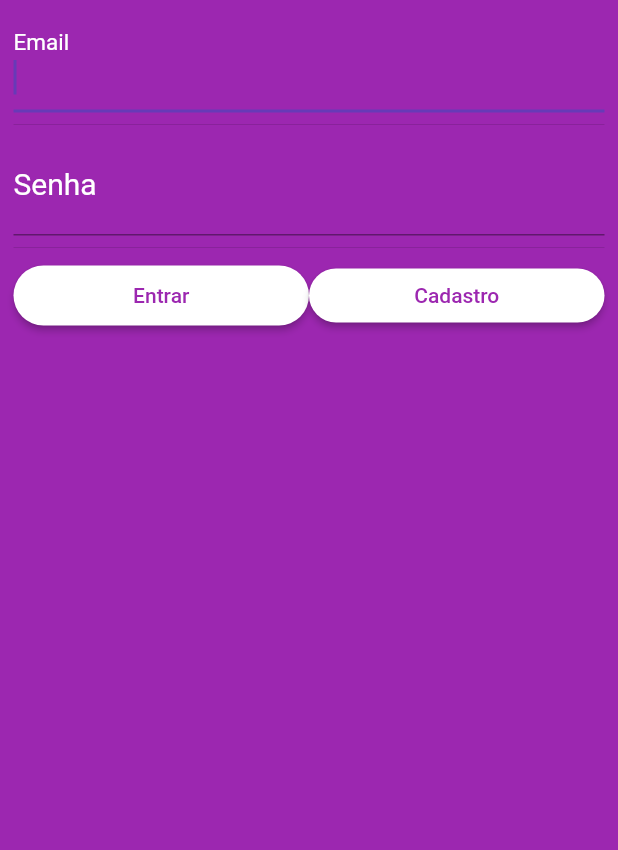
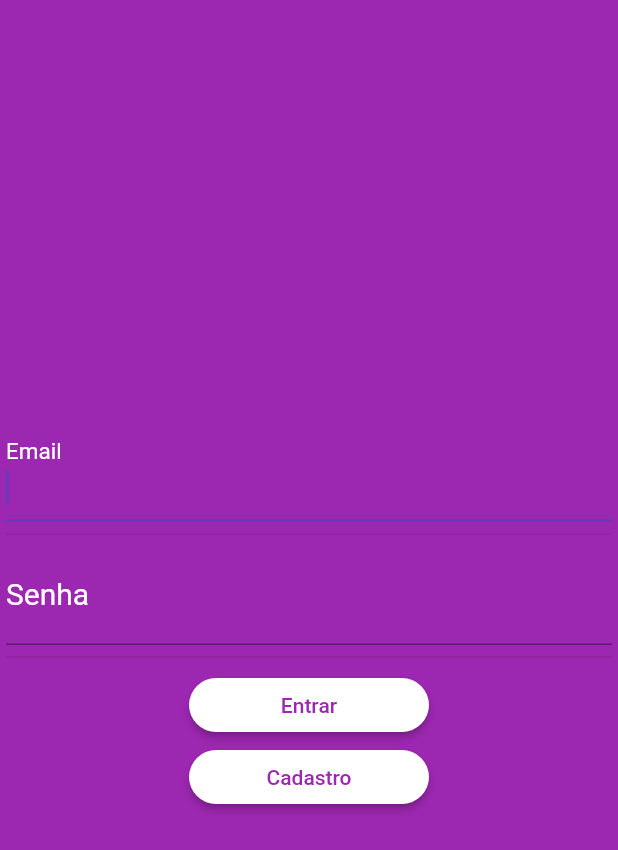
Before and after one commit to JuanMenezes/dsi-loschifrudos, a Flutter app: the screen it shows after launch, in the side drawer, after a tap on "Entrar/Cadastro", on a phone screen of 412 x 824 dp. Shown: the top 850 px of the screen. Run offline on Flutter 3.47's test engine with Material 2 defaults, Android fonts, the phone set to English and light mode, and no system bars; our stand-ins replace charts_flutter, cloud_firestore, firebase_auth, firebase_core, font_awesome_flutter; missing offline and left inert: dart:ffi; accounts and stored records are empty.

Commit message:
Fix: correção da sobreposição de tela

```diff
--- a/lib/Telas/Menu.dart
+++ b/lib/Telas/Menu.dart
@@ -27,25 +27,23 @@ class NavDrawer extends StatelessWidget {
               ),
             ),
             ListTile(
+                leading: const Icon(Icons.bar_chart),
+                title: const Text('Dashboards Situação Escolas'),
+                onTap: () async {
+                  Navigator.pop(context);
+                  await Navigator.pushNamed(
+                    context, DashboardEscolas.id
+                  );
+                }),
+            ListTile(
               leading: const Icon(Icons.exit_to_app),
               title: const Text('Sair'),
               onTap: () => {
                 _auth.signOut(),
-                Navigator.pushNamed(context, HomeWelcome.id)
+                Navigator.pushNamed(context, HomeWelcome.id),
+                Navigator.pop(context),
               },
             ),
-            ListTile(
-                leading: const Icon(Icons.bar_chart),
-                title: const Text('Dashboards Situação Escolas'),
-                onTap: () async {
-                  await Navigator.push(
-                    context,
-                    MaterialPageRoute(
-                        builder: (context) => DashboardEscolas(
-                              title: '',
-                            )),
-                  );
-                }),
           ],
         ),
       );
@@ -66,12 +64,10 @@ class NavDrawer extends StatelessWidget {
             ListTile(
               leading: const Icon(Icons.input),
               title: const Text('Entrar/Cadastro'),
-              onTap: () => {Navigator.pushNamed(context, Entrar.id)},
-            ),
-            ListTile(
-              leading: const Icon(Icons.verified_user),
-              title: const Text('Profile'),
-              onTap: () => {Navigator.of(context).pop()},
+              onTap: () => {
+                Navigator.pop(context),
+                Navigator.pushNamed(context, Entrar.id)
+              },
             ),
           ],
         ),
--- a/lib/Telas/TelaEntrar.dart
+++ b/lib/Telas/TelaEntrar.dart
@@ -23,10 +23,12 @@ class _Entrar extends State<Entrar> {
   Widget build(BuildContext context) {
     return Scaffold(
         backgroundColor: Colors.purple,
-        body: Padding(
-          padding: const EdgeInsets.all(9),
-          child: Center(
+        body: Center(
+          child: Padding(
+            padding: const EdgeInsets.only(left:4, top:10, right: 4, bottom: 10),
             child: Column(
+              crossAxisAlignment: CrossAxisAlignment.center,
+              mainAxisAlignment: MainAxisAlignment.center,
               children: <Widget>[
                 TextFormField(
                   autofocus: true,
@@ -53,43 +55,40 @@ class _Entrar extends State<Entrar> {
                       labelStyle: TextStyle(color: Colors.white)),
                 ),
                 const Divider(),
-                Row(
-                  children: <Widget>[
-                    Expanded(
-                        child: ElevatedButton(
+                ElevatedButton(
+                  style: ElevatedButton.styleFrom(
+                      fixedSize: const Size(160, 30),
+
+                      shape: RoundedRectangleBorder(
+                          borderRadius: BorderRadius.circular(50)),
+                      primary: Colors.white
+                  ),
                   onPressed: () async {
                     try {
                       await _auth.signInWithEmailAndPassword (email: email, password: senha);
                       Navigator.pushNamed(context, Dashboard.id);
+                      Navigator.pop(context);
                     } on Exception catch (e) {
                       print (e);
                     }
                   },
-                          style: ElevatedButton.styleFrom(
-                              fixedSize: const Size(210, 40),
-                              shape: RoundedRectangleBorder(
-                                  borderRadius: BorderRadius.circular(50)),
-                              primary: Colors.white),
                   child: const Text(
                     "Entrar",
                     style: TextStyle(color: Colors.purple),
                   ),
-                        )),
-                    Expanded(
-                      child: ElevatedButton(
+                ),
+                ElevatedButton(
                   child: const Text("Cadastro",
                       style: TextStyle(color: Colors.purple)),
                   onPressed: () => {
-                          Navigator.pushNamed(context, TelaCadastro.id)
+                    Navigator.pushNamed(context, TelaCadastro.id),
+                    Navigator.pop(context)
                   },
                   style: ElevatedButton.styleFrom(
-                            fixedSize: const Size(210, 30),
+                      fixedSize: const Size(160, 30),
                       shape: RoundedRectangleBorder(
                           borderRadius: BorderRadius.circular(50)),
                       primary: Colors.white),
-                      ),
-                    ),
-                  ],
                 ),
               ],
             ),
--- a/lib/main.dart
+++ b/lib/main.dart
@@ -9,7 +9,7 @@ import 'dashboard_pages/escolas.dart';
 void main() async {
   WidgetsFlutterBinding.ensureInitialized();
   await Firebase.initializeApp();
-  runApp(const MyApp());
+  runApp(MyApp());
 }
 
 class MyApp extends StatelessWidget {
```
Also changed, not shown: lib/Telas/cadastro.dart (+34 -15 lines), lib/dashboard_pages/escolas.dart (+1 -13 lines), 1 other file. Lines whose indentation alone changed are shown as unchanged.
